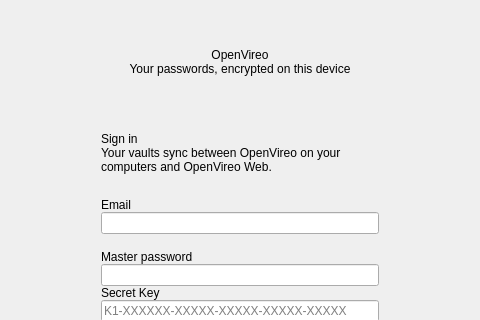
First picture: the form in src/gui/account/AccountStartWidget.ui, repository OpenVireo/openvireo, before the edit; both pictures show x 140 to 620 and y 98 to 418 of the 760 by 900 pixel window.
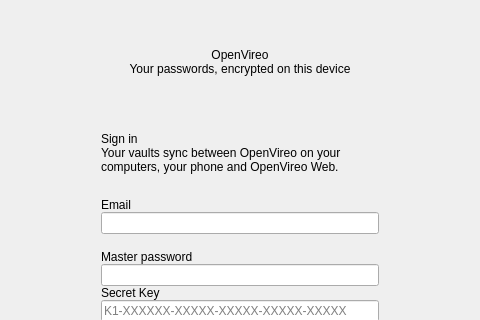
Second picture: the form after the edit. Custom widgets are drawn as their Qt base class.

Diff of the .ui file:
```diff
--- a/src/gui/account/AccountStartWidget.ui
+++ b/src/gui/account/AccountStartWidget.ui
@@ -227,7 +227,7 @@
                    <item>
                     <widget class="QLabel" name="signInIntro">
                      <property name="text">
-                      <string>Your vaults sync between OpenVireo on your computers and OpenVireo Web.</string>
+                      <string>Your vaults sync between OpenVireo on your computers, your phone and OpenVireo Web.</string>
                      </property>
                      <property name="wordWrap">
                       <bool>true</bool>
```
